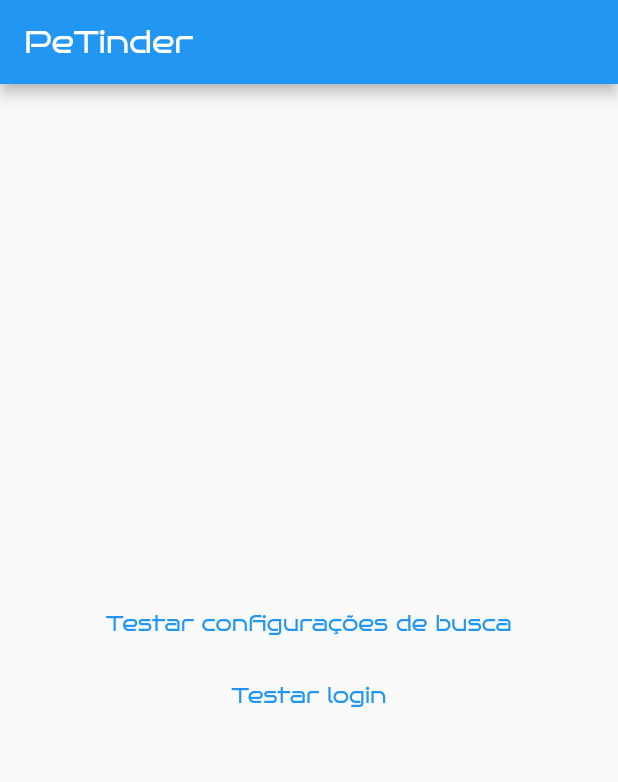
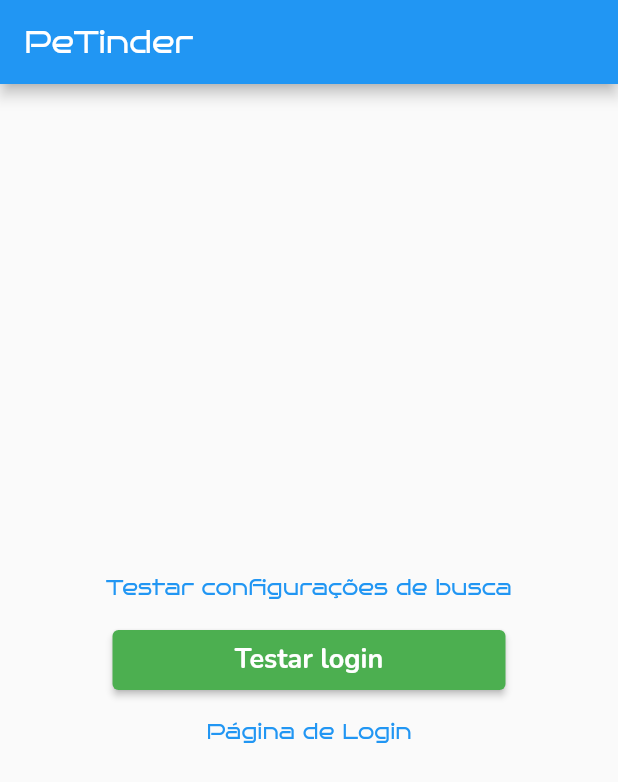
Before and after one commit to carrilhorafael/projeto-lab-moveis, a Flutter app: the screen it shows after launch, on a phone screen of 412 x 824 dp. Shown: the top 782 px of the screen. Run offline on Flutter 3.47's test engine with Material 2 defaults, Android fonts, the phone set to English and light mode, and no system bars; our stand-ins replace cloud_firestore, firebase_auth, firebase_core, flutter_riverpod, multi_select_flutter, shared_preferences; accounts and stored records are empty.

Commit message:
Criação do componente de botão e da tela de login do app

```diff
--- /dev/null
+++ b/lib/components/button.dart
@@ -0,0 +1,22 @@
+import 'package:flutter/material.dart';
+
+class Button extends StatelessWidget {
+  const Button({Key? key, required this.text, required this.onPressed})
+      : super(key: key);
+  final String text;
+  final void Function() onPressed;
+
+  @override
+  Widget build(BuildContext context) {
+    final ButtonStyle style = ElevatedButton.styleFrom(
+        primary: Color(0xFF4CAF50),
+        fixedSize: Size(262, 40),
+        textStyle: TextStyle(
+            fontFamily: 'Nunito', fontWeight: FontWeight.bold, fontSize: 18));
+    return ElevatedButton(
+      onPressed: onPressed,
+      style: style,
+      child: Text(text),
+    );
+  }
+}
--- a/lib/screens/home.dart
+++ b/lib/screens/home.dart
@@ -1,5 +1,7 @@
 import 'package:flutter/material.dart';
 import 'package:flutter/widgets.dart';
+import 'package:projeto_lab/components/button.dart';
+import 'package:projeto_lab/screens/login.dart';
 
 import 'package:projeto_lab/screens/search_settings.dart';
 
@@ -67,11 +69,20 @@ class _MyHomePageState extends State<MyHomePage> {
                 );
               },
             ),
-            TextButton(
-                child: Text('Testar login'),
+            Button(
+                text: 'Testar login',
                 onPressed: () {
                   login("bruno@email.com", "supernenechi").then(print);
-                })
+                }),
+            TextButton(
+              child: Text('Página de Login'),
+              onPressed: () {
+                Navigator.push(
+                  context,
+                  MaterialPageRoute(builder: (context) => Login()),
+                );
+              },
+            )
           ],
         ),
       ),
--- a/pubspec.yaml
+++ b/pubspec.yaml
@@ -52,6 +52,9 @@ flutter:
     - family: BrunoAce
       fonts:
         - asset: fonts/BrunoAceRegular.ttf
+    - family: Nunito
+      fonts:
+        - asset: fonts/Nunito.ttf
 
   # The following line ensures that the Material Icons font is
   # included with your application, so that you can use the icons in
```
Also changed, not shown: lib/screens/login.dart (added, +72 -0 lines), fonts/Nunito.ttf (added), pubspec.lock.
